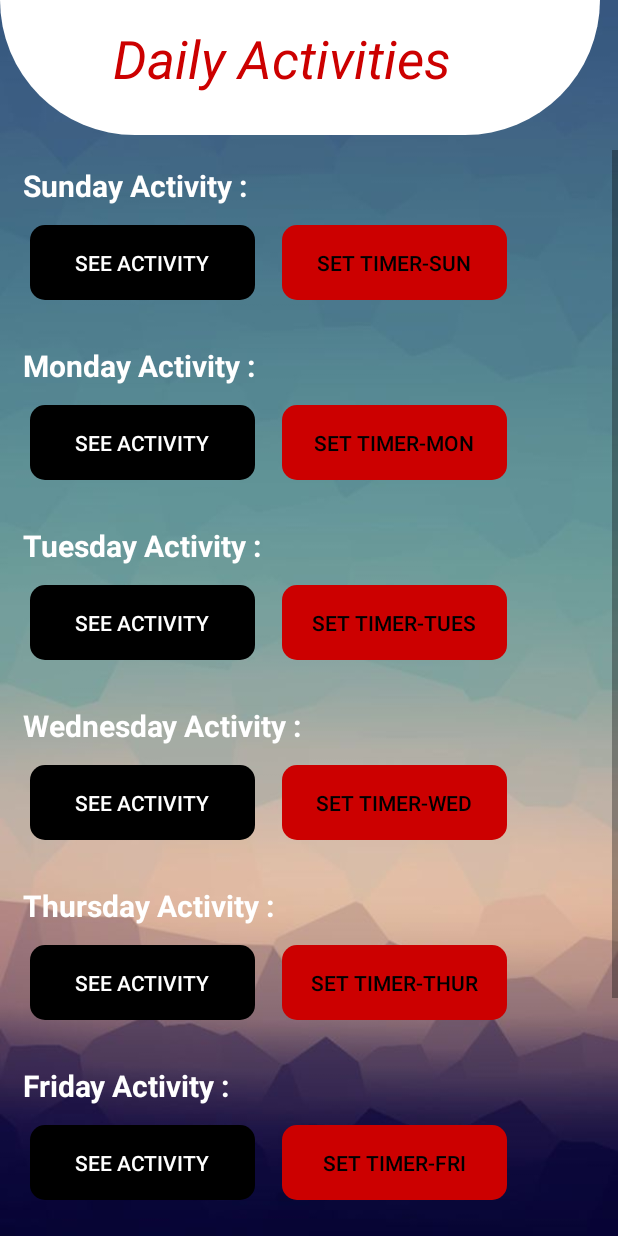
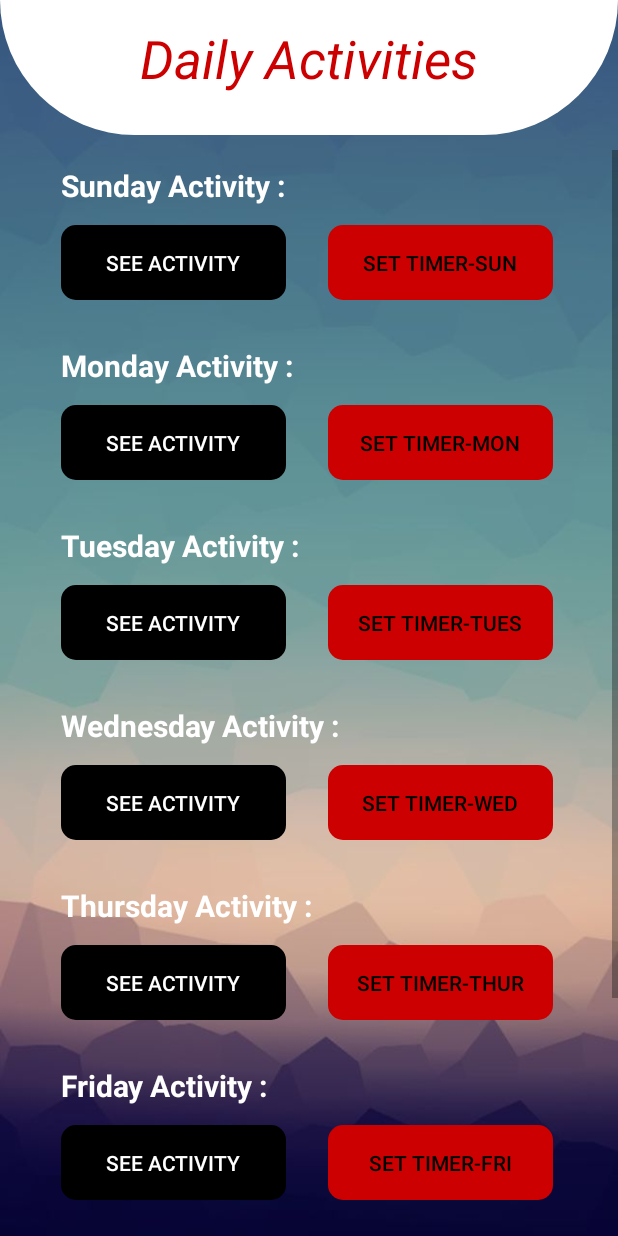
Before and after one commit to Suyog47/CRM-Android-Project, an Android app: the DailyActivity screen opened directly, with no data from a screen before it, on a phone screen of 412 x 824 dp. Run offline under Robolectric (Android 15) with nearby library versions, the phone set to English and light mode, and no system bars.

Commit message:
changed layout's gravity to fit all screens

```diff
--- a/app/src/main/java/com/example/demoapp/BackgroundProcessClass/BackupAndRestoreDBs.java
+++ b/app/src/main/java/com/example/demoapp/BackgroundProcessClass/BackupAndRestoreDBs.java
@@ -8,6 +8,7 @@ import android.content.pm.PackageManager;
 import android.os.Build;
 import android.os.Bundle;
 import android.os.Environment;
+import android.text.InputType;
 import android.util.Log;
 import android.view.Gravity;
 import android.view.View;
@@ -57,6 +58,7 @@ public class BackupAndRestoreDBs extends Activity {
         final ViewGroup.LayoutParams mparams = new ViewGroup.LayoutParams(400, 180);
         final EditText pass = new EditText(this);
         pass.setLayoutParams(mparams);
+        pass.setInputType(InputType.TYPE_CLASS_TEXT | InputType.TYPE_TEXT_VARIATION_PASSWORD);
         l.addView(pass);
         l.setGravity(Gravity.CENTER);
 
--- a/app/src/main/res/layout/activity_dailyactivity.xml
+++ b/app/src/main/res/layout/activity_dailyactivity.xml
@@ -5,15 +5,15 @@
     android:background="@drawable/dactivity">
 
     <RelativeLayout
-        android:layout_width="400dp"
+        android:layout_width="match_parent"
         android:layout_height="90dp"
         android:background="@drawable/header">
         <TextView
             android:id="@+id/textView"
-            android:layout_width="250dp"
+            android:layout_width="225dp"
             android:layout_height="54dp"
             android:text="Daily Activities"
-            android:layout_marginLeft="75sp"
+            android:layout_centerHorizontal="true"
             android:layout_marginTop="15dp"
             android:textStyle="italic"
             android:textColor="@android:color/holo_red_dark"
@@ -41,19 +41,20 @@
         android:textStyle="bold"
         android:textSize="20sp"
         android:textColor="@android:color/white"
-        android:layout_marginLeft="15dp"
-        android:layout_marginTop="50dp"
+        android:layout_alignLeft="@id/Sunday"
+        android:layout_marginTop="50sp"
         />
 <TableLayout
-    android:layout_width="400dp"
-    android:layout_height="65dp"
+    android:id="@+id/Sunday"
+    android:layout_width="330dp"
+    android:layout_height="60dp"
+    android:layout_centerHorizontal="true"
     android:layout_marginTop="90dp">
     <TableRow>
         <Button
             android:id="@+id/see_Sunday"
             android:layout_width="150dp"
             android:layout_height="50dp"
-            android:layout_marginLeft="20dp"
             android:onClick="seeActivity"
             android:textColor="@android:color/white"
             android:background="@drawable/seeactivitybutton"
@@ -63,7 +64,7 @@
             android:id="@+id/set_Sunday_Timer"
             android:layout_width="150dp"
             android:layout_height="50dp"
-            android:layout_marginLeft="18dp"
+            android:layout_marginLeft="28dp"
             android:onClick="setTimer"
             android:textColor="@android:color/black"
             android:background="@drawable/settimerbutton"
@@ -79,20 +80,21 @@
         android:textStyle="bold"
         android:textSize="20sp"
         android:textColor="@android:color/white"
-        android:layout_marginLeft="15dp"
+        android:layout_alignLeft="@id/Monday"
         android:layout_marginTop="170dp"
         />
 
         <TableLayout
-            android:layout_width="400dp"
-            android:layout_height="65dp"
+            android:id="@+id/Monday"
+            android:layout_width="330dp"
+            android:layout_height="60dp"
+            android:layout_centerHorizontal="true"
             android:layout_marginTop="210dp">
             <TableRow>
                 <Button
                     android:id="@+id/see_Monday"
                     android:layout_width="150dp"
                     android:layout_height="50dp"
-                    android:layout_marginLeft="20dp"
                     android:onClick="seeActivity"
                     android:textColor="@android:color/white"
                     android:background="@drawable/seeactivitybutton"
@@ -102,7 +104,7 @@
                     android:id="@+id/set_Monday_Timer"
                     android:layout_width="150dp"
                     android:layout_height="50dp"
-                    android:layout_marginLeft="18dp"
+                    android:layout_marginLeft="28dp"
                     android:onClick="setTimer"
                     android:textColor="@android:color/black"
                     android:background="@drawable/settimerbutton"
@@ -118,20 +120,21 @@
         android:textStyle="bold"
         android:textSize="20sp"
         android:textColor="@android:color/white"
-        android:layout_marginLeft="15dp"
+        android:layout_alignLeft="@id/Tuesday"
         android:layout_marginTop="290dp"
         />
 
         <TableLayout
-            android:layout_width="400dp"
-            android:layout_height="65dp"
+            android:id="@+id/Tuesday"
+            android:layout_width="330dp"
+            android:layout_height="60dp"
+            android:layout_centerHorizontal="true"
             android:layout_marginTop="330dp">
             <TableRow>
                 <Button
                     android:id="@+id/see_Tuesday"
                     android:layout_width="150dp"
                     android:layout_height="50dp"
-                    android:layout_marginLeft="20dp"
                     android:onClick="seeActivity"
                     android:textColor="@android:color/white"
                     android:background="@drawable/seeactivitybutton"
@@ -141,7 +144,7 @@
                     android:id="@+id/set_Tuesday_Timer"
                     android:layout_width="150dp"
                     android:layout_height="50dp"
-                    android:layout_marginLeft="18dp"
+                    android:layout_marginLeft="28dp"
                     android:onClick="setTimer"
                     android:textColor="@android:color/black"
                     android:background="@drawable/settimerbutton"
@@ -157,20 +160,21 @@
         android:textStyle="bold"
         android:textSize="20sp"
         android:textColor="@android:color/white"
-        android:layout_marginLeft="15dp"
+        android:layout_alignLeft="@id/Wednesday"
         android:layout_marginTop="410dp"
         />
 
         <TableLayout
-            android:layout_width="400dp"
-            android:layout_height="65dp"
+            android:id="@+id/Wednesday"
+            android:layout_width="330dp"
+            android:layout_height="60dp"
+            android:layout_centerHorizontal="true"
             android:layout_marginTop="450dp">
             <TableRow>
                 <Button
                     android:id="@+id/see_Wednesday"
                     android:layout_width="150dp"
                     android:layout_height="50dp"
-                    android:layout_marginLeft="20dp"
                     android:onClick="seeActivity"
                     android:textColor="@android:color/white"
                     android:background="@drawable/seeactivitybutton"
@@ -180,7 +184,7 @@
                     android:id="@+id/set_Wednesday_Timer"
                     android:layout_width="150dp"
                     android:layout_height="50dp"
-                    android:layout_marginLeft="18dp"
+                    android:layout_marginLeft="28dp"
                     android:onClick="setTimer"
                     android:textColor="@android:color/black"
                     android:background="@drawable/settimerbutton"
@@ -196,20 +200,21 @@
         android:textStyle="bold"
         android:textSize="20sp"
         android:textColor="@android:color/white"
-        android:layout_marginLeft="15dp"
+        android:layout_alignLeft="@id/Thursday"
         android:layout_marginTop="530dp"
         />
 
         <TableLayout
-            android:layout_width="400dp"
-            android:layout_height="65dp"
+            android:id="@+id/Thursday"
+            android:layout_width="330dp"
+            android:layout_height="60dp"
+            android:layout_centerHorizontal="true"
             android:layout_marginTop="570dp">
             <TableRow>
                 <Button
                     android:id="@+id/see_Thursday"
                     android:layout_width="150dp"
                     android:layout_height="50dp"
-                    android:layout_marginLeft="20dp"
                     android:onClick="seeActivity"
                     android:textColor="@android:color/white"
                     android:background="@drawable/seeactivitybutton"
@@ -219,7 +224,7 @@
                     android:id="@+id/set_Thursday_Timer"
                     android:layout_width="150dp"
                     android:layout_height="50dp"
-                    android:layout_marginLeft="18dp"
+                    android:layout_marginLeft="28dp"
                     android:onClick="setTimer"
                     android:textColor="@android:color/black"
                     android:background="@drawable/settimerbutton"
@@ -235,20 +240,21 @@
         android:textStyle="bold"
         android:textSize="20sp"
         android:textColor="@android:color/white"
-        android:layout_marginLeft="15dp"
+        android:layout_alignLeft="@id/Friday"
         android:layout_marginTop="650dp"
         />
 
         <TableLayout
-            android:layout_width="400dp"
-            android:layout_height="65dp"
+            android:id="@+id/Friday"
+            android:layout_width="330dp"
+            android:layout_height="60dp"
+            android:layout_centerHorizontal="true"
             android:layout_marginTop="690dp">
             <TableRow>
                 <Button
                     android:id="@+id/see_Friday"
                     android:layout_width="150dp"
                     android:layout_height="50dp"
-                    android:layout_marginLeft="20dp"
                     android:onClick="seeActivity"
                     android:textColor="@android:color/white"
                     android:background="@drawable/seeactivitybutton"
@@ -258,7 +264,7 @@
                     android:id="@+id/set_Friday_Timer"
                     android:layout_width="150dp"
                     android:layout_height="50dp"
-                    android:layout_marginLeft="18dp"
+                    android:layout_marginLeft="28dp"
                     android:onClick="setTimer"
                     android:textColor="@android:color/black"
                     android:background="@drawable/settimerbutton"
@@ -274,20 +280,21 @@
         android:textStyle="bold"
         android:textSize="20sp"
         android:textColor="@android:color/white"
-        android:layout_marginLeft="15dp"
+        android:layout_alignLeft="@id/Saturday"
         android:layout_marginTop="770dp"
         />
 
         <TableLayout
-            android:layout_width="400dp"
-            android:layout_height="65dp"
+            android:id="@+id/Saturday"
+            android:layout_width="330dp"
+            android:layout_height="60dp"
+            android:layout_centerHorizontal="true"
             android:layout_marginTop="810dp">
             <TableRow>
                 <Button
                     android:id="@+id/see_Saturday"
                     android:layout_width="150dp"
                     android:layout_height="50dp"
-                    android:layout_marginLeft="20dp"
                     android:onClick="seeActivity"
                     android:textColor="@android:color/white"
                     android:background="@drawable/seeactivitybutton"
@@ -297,7 +304,7 @@
                     android:id="@+id/set_Saturday_Timer"
                     android:layout_width="150dp"
                     android:layout_height="50dp"
-                    android:layout_marginLeft="18dp"
+                    android:layout_marginLeft="28dp"
                     android:onClick="setTimer"
                     android:textColor="@android:color/black"
                     android:background="@drawable/settimerbutton"
--- a/app/src/main/res/layout/activity_impdates.xml
+++ b/app/src/main/res/layout/activity_impdates.xml
@@ -6,7 +6,7 @@
     android:background="@color/blue_btn_bg_color">
 
     <RelativeLayout
-        android:layout_width="360dp"
+        android:layout_width="match_parent"
         android:layout_height="90dp"
         android:background="@drawable/header">
 
@@ -15,7 +15,7 @@
             android:layout_width="250dp"
             android:layout_height="54dp"
             android:text="Important Dates"
-            android:layout_marginLeft="60sp"
+            android:layout_centerHorizontal="true"
             android:layout_marginTop="15dp"
             android:textStyle="italic"
             android:textColor="@android:color/holo_red_dark"
--- a/app/src/main/res/layout/activity_notification_window.xml
+++ b/app/src/main/res/layout/activity_notification_window.xml
@@ -10,10 +10,10 @@
 
     <TextView
         android:id="@+id/textView2"
-        android:layout_width="260sp"
+        android:layout_width="245sp"
         android:layout_height="52dp"
         android:text="Today's  Activities"
-        android:layout_marginLeft="70dp"
+        android:layout_centerHorizontal="true"
         android:layout_marginTop="32dp"
         android:textColor="@android:color/holo_red_dark"
         android:textSize="30sp"
@@ -26,7 +26,7 @@
         android:layout_height="450dp"
         android:text="Event"
         android:textSize="20sp"
-        android:layout_marginLeft="27dp"
+        android:layout_centerHorizontal="true"
         android:layout_marginTop="120dp"
         />
 
--- a/app/src/main/res/layout/impdate_fragment.xml
+++ b/app/src/main/res/layout/impdate_fragment.xml
@@ -32,8 +32,9 @@
         android:id="@+id/delBtn"
         android:layout_width="45dp"
         android:layout_height="45dp"
-        android:layout_marginLeft="300sp"
         android:layout_marginTop="13dp"
+        android:layout_alignParentRight="true"
+        android:layout_marginRight="15dp"
         android:background="@android:color/transparent"
         android:src="@android:drawable/ic_delete" />
 
```
Also changed, not shown: app/src/main/res/layout/activity_addnotes.xml (+11 -8 lines), app/src/main/res/layout/activity_backup_restore.xml (+10 -10 lines), app/src/main/res/layout/activity_main.xml (+21 -19 lines), app/src/main/res/layout/activity_menu_data.xml (+26 -29 lines), app/src/main/res/layout/activity_notes.xml (+4 -4 lines), app/src/main/res/layout/activity_second.xml (+22 -17 lines), app/src/main/res/layout/activity_settimer.xml (+10 -10 lines), app/src/main/res/layout/activity_showlog.xml (+23 -13 lines), app/src/main/res/layout/activity_splash.xml (+7 -31 lines), app/src/main/res/layout/activity_sweet_memories.xml (+22 -14 lines), app/src/main/res/layout/activity_update_dailyactivity.xml (+8 -8 lines), app/src/main/res/layout/activity_updatelog.xml (+27 -16 lines), app/src/main/res/layout/activity_watch_activity.xml (+8 -8 lines).
